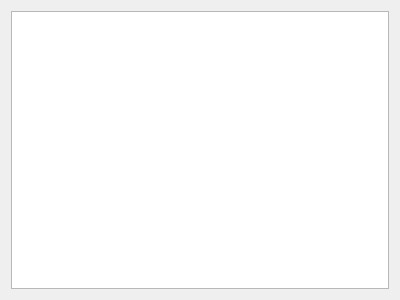
This is mainwindow.ui in Latlante/PokemonTradingCardGameServer as Qt 5 draws it before an edit. The edited form follows.
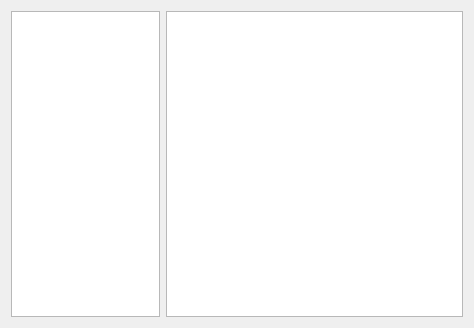
This is the edited form.

```diff
--- a/mainwindow.ui
+++ b/mainwindow.ui
@@ -6,15 +6,18 @@
    <rect>
     <x>0</x>
     <y>0</y>
-    <width>400</width>
-    <height>300</height>
+    <width>474</width>
+    <height>328</height>
    </rect>
   </property>
   <property name="windowTitle">
    <string>MainWindow</string>
   </property>
   <widget class="QWidget" name="centralWidget">
-   <layout class="QVBoxLayout" name="verticalLayout">
+   <layout class="QHBoxLayout" name="horizontalLayout" stretch="1,2">
+    <item>
+     <widget class="QListView" name="listView_Users"/>
+    </item>
     <item>
      <widget class="QTableView" name="tableView_Games"/>
     </item>
```
Left out of the diff: 2 changed lines with no effect on the pictures.
